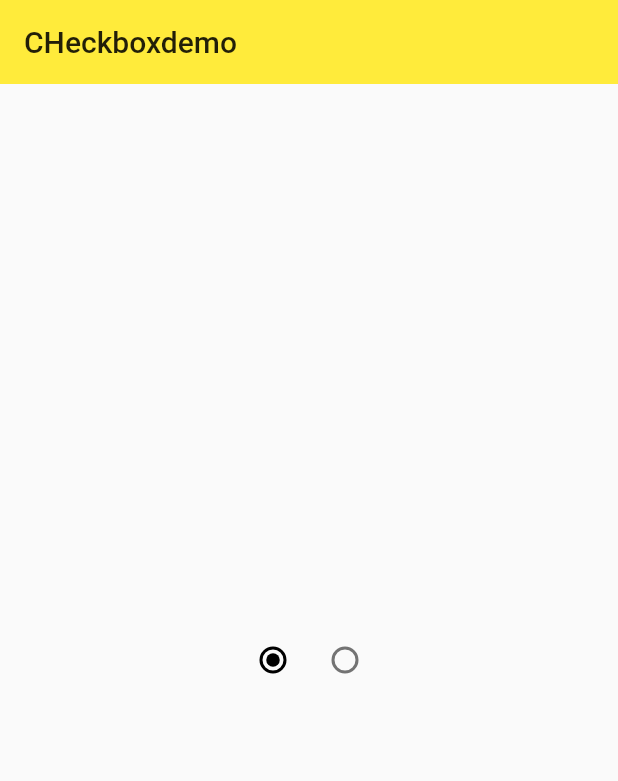
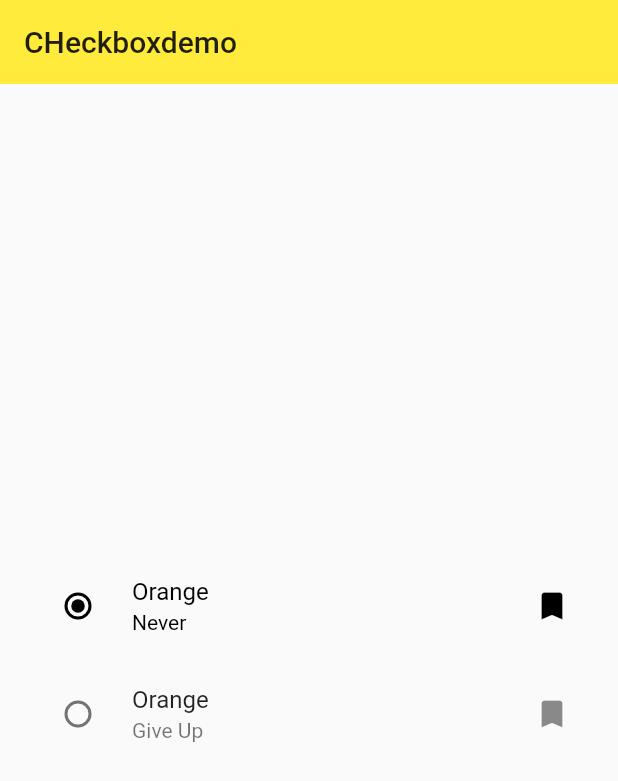
Before and after one commit to Orangem21/flutter, a Flutter app: the checkBoxDemo screen opened directly, on a phone screen of 412 x 824 dp. Shown: the top 781 px of the screen. Run offline on Flutter 3.47's test engine with Material 2 defaults, Android fonts, the phone set to English and light mode, and no system bars.

Commit message:
带图标的单选框

```diff
--- a/lib/demo/checkbox_demo.dart
+++ b/lib/demo/checkbox_demo.dart
@@ -30,6 +30,27 @@ String _currentMenuItem  = 'Home';
         child: Column(
           mainAxisAlignment: MainAxisAlignment.center,
           children: <Widget>[
+            RadioListTile(
+
+              activeColor: Colors.black,
+              title: Text("Orange"),
+              secondary: Icon(Icons.bookmark),
+              subtitle:Text("Never"),
+              value: 0,
+              groupValue: _radioGroupA,
+              selected: _radioGroupA == 0,
+              onChanged: _handleValueChanged,
+            ),
+            RadioListTile(
+              activeColor: Colors.black,
+              secondary: Icon(Icons.bookmark),
+              title: Text("Orange"),
+              subtitle:Text("Give Up"),
+              value: 1,
+              selected: _radioGroupA == 1,
+              groupValue: _radioGroupA,
+              onChanged: _handleValueChanged,
+            ),
             // CheckboxListTile(
             //   value: _checkBoxStatusA,
             //   onChanged: (value){
@@ -46,18 +67,18 @@ String _currentMenuItem  = 'Home';
               mainAxisAlignment: MainAxisAlignment.center,
               children: <Widget>[
 
-                Radio(
-                  value: 0,
-                  groupValue: _radioGroupA,
-                  onChanged: _handleValueChanged,
-                  activeColor: Colors.black,
-                ),
-                Radio(
-                  value: 1,
-                  groupValue: _radioGroupA,
-                  onChanged: _handleValueChanged,
-                  activeColor: Colors.black,
-                ),
+                // Radio(
+                //   value: 0,
+                //   groupValue: _radioGroupA,
+                //   onChanged: _handleValueChanged,
+                //   activeColor: Colors.black,
+                // ),
+                // Radio(
+                //   value: 1,
+                //   groupValue: _radioGroupA,
+                //   onChanged: _handleValueChanged,
+                //   activeColor: Colors.black,
+                // ),
 
                 // Text('Orange'),
                 // Checkbox(
```
